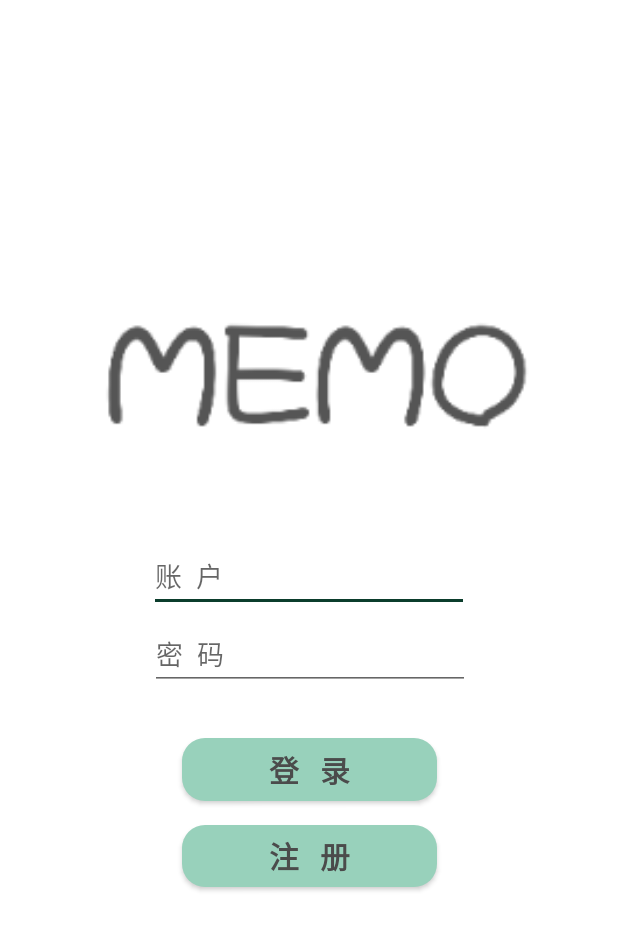
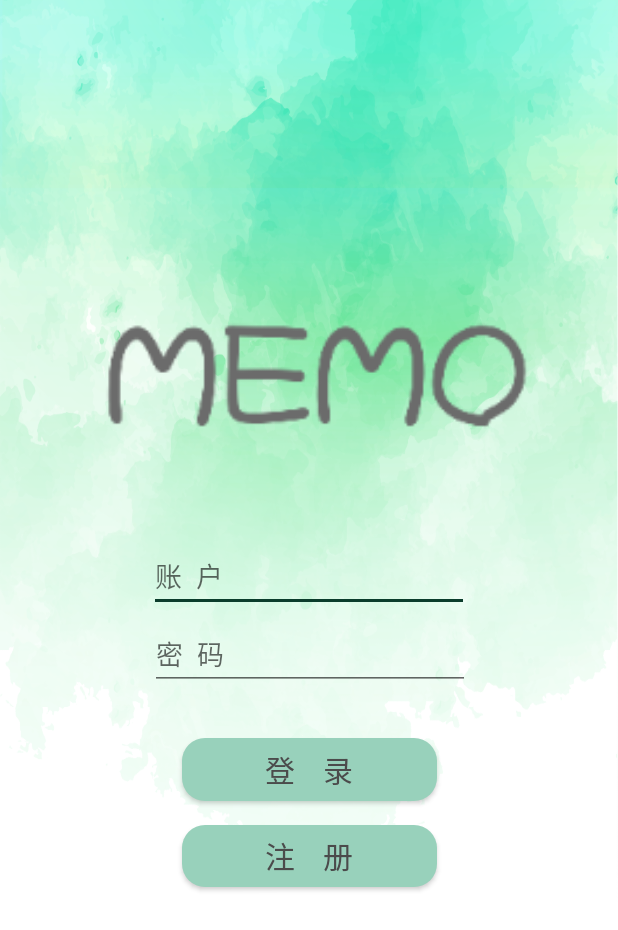
Before and after one commit to DrMonsterX/mytime_android, an Android app: the screen it shows after launch (MainActivity), on a phone screen of 412 x 824 dp. Shown: the top 930 px of the screen. Run offline under Robolectric (Android 15) with nearby library versions, the phone set to English and light mode, and no system bars; Roboto replaces fonts that are not available here.

Commit message:
随手添加一下

```diff
--- a/app/src/main/java/com/example/dy/mytime/Activity/CalendarActivity.java
+++ b/app/src/main/java/com/example/dy/mytime/Activity/CalendarActivity.java
@@ -76,7 +76,8 @@ public class CalendarActivity extends AppCompatActivity {
 
             }
         });
-
+//跳转关闭
+        /*
         goTask=(TextView)findViewById(R.id.goTask);
         goTask.setOnClickListener(new View.OnClickListener() {
             @Override
@@ -94,6 +95,7 @@ public class CalendarActivity extends AppCompatActivity {
                 startActivity(intent);
             }
         });
+        */
 
         cal = (CustomCalendar)findViewById(R.id.cal);
 
--- a/app/src/main/java/com/example/dy/mytime/Activity/ScheduleListActivity.java
+++ b/app/src/main/java/com/example/dy/mytime/Activity/ScheduleListActivity.java
@@ -83,7 +83,8 @@ public class ScheduleListActivity extends AppCompatActivity {
                 startActivity(intent);
             }
         });
-
+//跳转关闭
+        /*
         goTask=(TextView)findViewById(R.id.goTask);
         goTask.setOnClickListener(new View.OnClickListener() {
             @Override
@@ -101,6 +102,7 @@ public class ScheduleListActivity extends AppCompatActivity {
                 startActivity(intent);
             }
         });
+        */
 
         Intent intent = getIntent();
         Bundle bundle = intent.getExtras();
--- a/app/src/main/res/layout/activity_main.xml
+++ b/app/src/main/res/layout/activity_main.xml
@@ -4,7 +4,7 @@
     xmlns:tools="http://schemas.android.com/tools"
     android:layout_width="match_parent"
     android:layout_height="match_parent"
-    android:background="@color/colorPrimary"
+    android:background="@drawable/main"
     tools:context=".Activity.MainActivity">
 
 
@@ -54,10 +54,9 @@
         android:layout_marginEnd="8dp"
         android:layout_marginRight="8dp"
         android:background="@drawable/button_shape"
-        android:text="登   录"
+        android:text="登    录"
         android:textColor="@color/whiteText"
         android:textSize="20sp"
-        android:textStyle="bold"
         app:layout_constraintEnd_toEndOf="parent"
         app:layout_constraintStart_toStartOf="parent"
         app:layout_constraintTop_toBottomOf="@+id/newPasswordText" />
@@ -72,10 +71,9 @@
         android:layout_marginEnd="8dp"
         android:layout_marginRight="8dp"
         android:background="@drawable/button_shape"
-        android:text="注   册"
+        android:text="注    册"
         android:textColor="@color/whiteText"
         android:textSize="20sp"
-        android:textStyle="bold"
         app:layout_constraintEnd_toEndOf="parent"
         app:layout_constraintStart_toStartOf="parent"
         app:layout_constraintTop_toBottomOf="@+id/loginButton" />
@@ -92,6 +90,6 @@
         app:layout_constraintBottom_toTopOf="@+id/newIdText"
         app:layout_constraintEnd_toEndOf="parent"
         app:layout_constraintStart_toStartOf="parent"
-        app:srcCompat="@drawable/memo" />
+        app:srcCompat="@drawable/memo1" />
 
 </android.support.constraint.ConstraintLayout>
```
Also changed, not shown: app/src/main/res/drawable-xxxhdpi/main.png (added), app/src/main/res/drawable-xxxhdpi/memo1.png (added), app/src/main/res/drawable-xxxhdpi/rank_user.png (added), app/src/main/res/drawable-xxxhdpi/user_rank.png (added).
